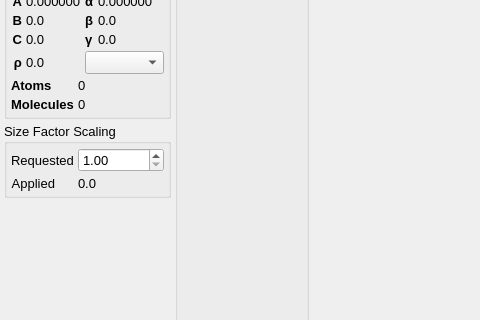
First picture: the form in src/gui/configurationTab.ui, repository disorderedmaterials/dissolve, before the edit; both pictures show x 0 to 480 and y 114 to 434 of the 1254 by 696 pixel window.
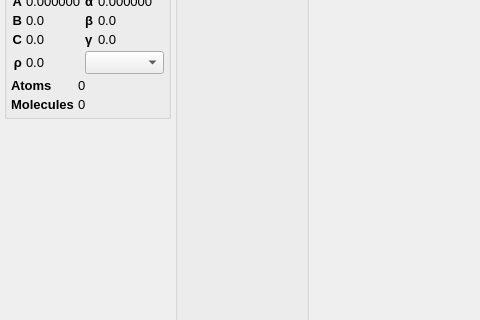
Second picture: the form after the edit. Icons and pictures are not drawn. Custom widgets are drawn as their Qt base class.

Commit message: Node-ify Size Factor (#1491)

Diff of the .ui file:
```diff
--- a/src/gui/configurationTab.ui
+++ b/src/gui/configurationTab.ui
@@ -461,94 +461,6 @@
        </layout>
       </widget>
      </item>
-     <item>
-      <widget class="QGroupBox" name="SizeFactorGroup">
-       <property name="sizePolicy">
-        <sizepolicy hsizetype="Preferred" vsizetype="Minimum">
-         <horstretch>0</horstretch>
-         <verstretch>0</verstretch>
-        </sizepolicy>
-       </property>
-       <property name="title">
-        <string>Size Factor Scaling</string>
-       </property>
-       <layout class="QFormLayout" name="formLayout">
-        <property name="horizontalSpacing">
-         <number>4</number>
-        </property>
-        <property name="verticalSpacing">
-         <number>4</number>
-        </property>
-        <property name="leftMargin">
-         <number>4</number>
-        </property>
-        <property name="topMargin">
-         <number>4</number>
-        </property>
-        <property name="rightMargin">
-         <number>4</number>
-        </property>
-        <property name="bottomMargin">
-         <number>4</number>
-        </property>
-        <item row="0" column="0">
-         <widget class="QLabel" name="label_15">
-          <property name="sizePolicy">
-           <sizepolicy hsizetype="Minimum" vsizetype="Preferred">
-            <horstretch>0</horstretch>
-            <verstretch>0</verstretch>
-           </sizepolicy>
-          </property>
-          <property name="text">
-           <string>Requested</string>
-          </property>
-         </widget>
-        </item>
-        <item row="0" column="1">
-         <widget class="ExponentialSpin" name="RequestedSizeFactorSpin">
-          <property name="sizePolicy">
-           <sizepolicy hsizetype="Expanding" vsizetype="Fixed">
-            <horstretch>0</horstretch>
-            <verstretch>0</verstretch>
-           </sizepolicy>
-          </property>
-          <property name="toolTip">
-           <string>Requested size factor scaling for the Configuration's Box and contents (will be applied at start of next iteration)</string>
-          </property>
-          <property name="minimum">
-           <double>1.000000000000000</double>
-          </property>
-         </widget>
-        </item>
-        <item row="1" column="0">
-         <widget class="QLabel" name="label_16">
-          <property name="enabled">
-           <bool>true</bool>
-          </property>
-          <property name="sizePolicy">
-           <sizepolicy hsizetype="Minimum" vsizetype="Preferred">
-            <horstretch>0</horstretch>
-            <verstretch>0</verstretch>
-           </sizepolicy>
-          </property>
-          <property name="text">
-           <string>Applied</string>
-          </property>
-          <property name="alignment">
-           <set>Qt::AlignRight|Qt::AlignTrailing|Qt::AlignVCenter</set>
-          </property>
-         </widget>
-        </item>
-        <item row="1" column="1">
-         <widget class="QLabel" name="AppliedSizeFactorLabel">
-          <property name="text">
-           <string>0.0</string>
-          </property>
-         </widget>
-        </item>
-       </layout>
-      </widget>
-     </item>
      <item>
       <spacer name="verticalSpacer">
        <property name="orientation">
@@ -648,11 +560,6 @@
   </layout>
  </widget>
  <customwidgets>
-  <customwidget>
-   <class>ExponentialSpin</class>
-   <extends>QDoubleSpinBox</extends>
-   <header>gui/widgets/exponentialSpin.hui</header>
-  </customwidget>
   <customwidget>
    <class>ConfigurationViewerWidget</class>
    <extends>QWidget</extends>
@@ -665,6 +572,11 @@
    <header>gui/procedureWidget.h</header>
    <container>1</container>
   </customwidget>
+  <customwidget>
+   <class>ExponentialSpin</class>
+   <extends>QDoubleSpinBox</extends>
+   <header>gui/widgets/exponentialSpin.hui</header>
+  </customwidget>
  </customwidgets>
  <resources>
   <include location="main.qrc"/>
```
The commit also changes 15 other files.
